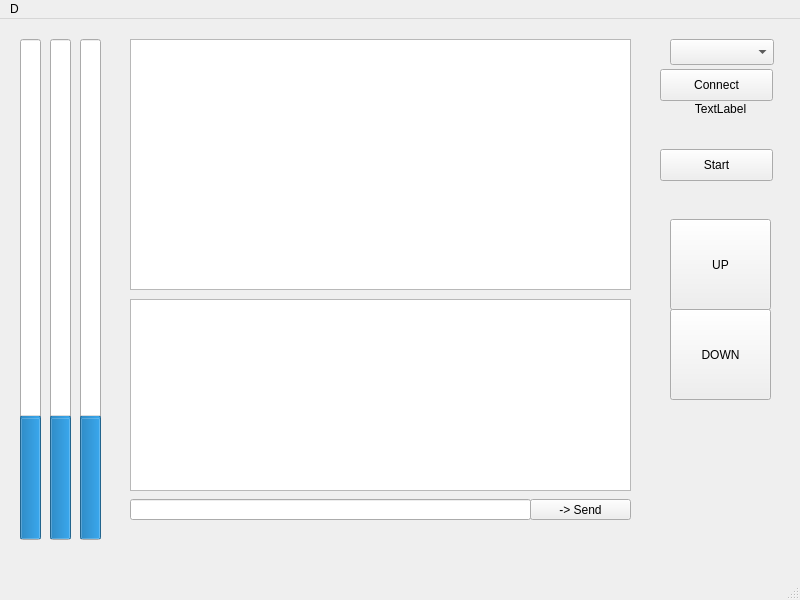
Before: the Qt Designer form src/ui/main.ui in OndrejPistora/thymos-loader, drawn with Qt 5.
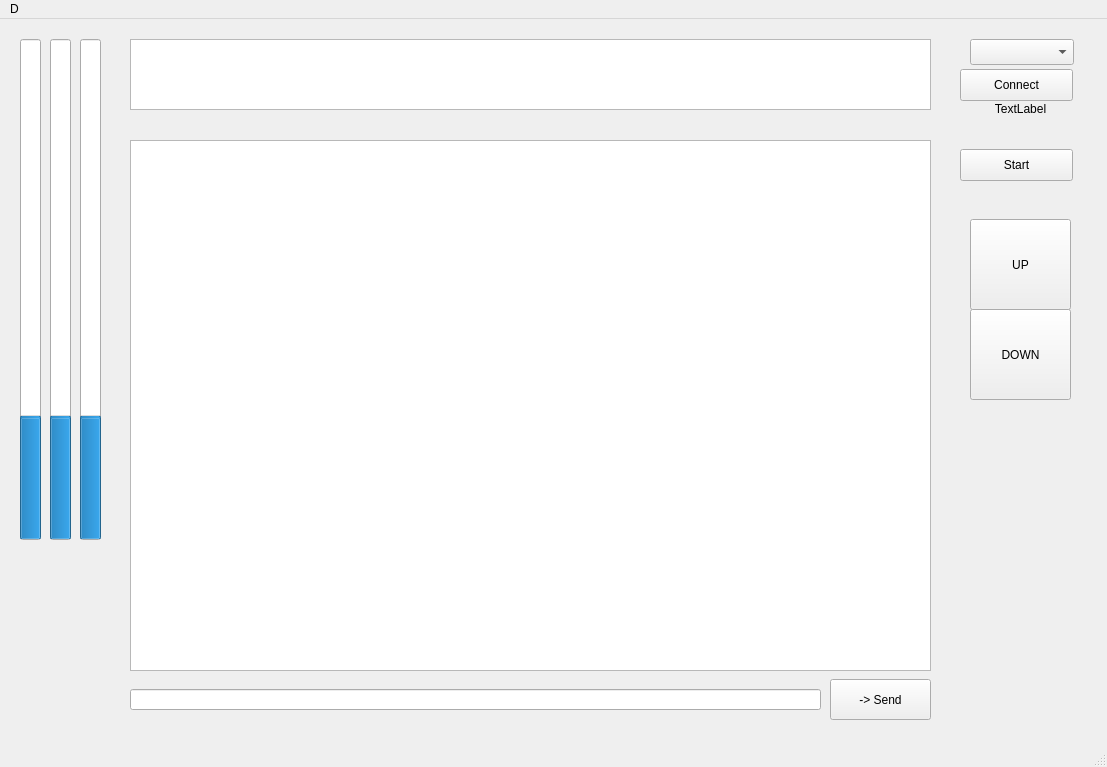
After: the same form once the commit is applied. Custom widgets are drawn as their Qt base class.

```diff
--- a/src/ui/main.ui
+++ b/src/ui/main.ui
@@ -6,8 +6,8 @@
    <rect>
     <x>0</x>
     <y>0</y>
-    <width>800</width>
-    <height>600</height>
+    <width>1107</width>
+    <height>767</height>
    </rect>
   </property>
   <property name="windowTitle">
@@ -19,15 +19,15 @@
      <rect>
       <x>130</x>
       <y>20</y>
-      <width>501</width>
-      <height>251</height>
+      <width>801</width>
+      <height>71</height>
      </rect>
     </property>
    </widget>
    <widget class="QPushButton" name="startButton">
     <property name="geometry">
      <rect>
-      <x>660</x>
+      <x>960</x>
       <y>130</y>
       <width>113</width>
       <height>32</height>
@@ -40,7 +40,7 @@
    <widget class="QPushButton" name="connectButton">
     <property name="geometry">
      <rect>
-      <x>660</x>
+      <x>960</x>
       <y>50</y>
       <width>113</width>
       <height>32</height>
@@ -53,7 +53,7 @@
    <widget class="QLabel" name="labelConnection">
     <property name="geometry">
      <rect>
-      <x>670</x>
+      <x>970</x>
       <y>80</y>
       <width>101</width>
       <height>20</height>
@@ -117,7 +117,7 @@
    <widget class="QPushButton" name="upButton">
     <property name="geometry">
      <rect>
-      <x>670</x>
+      <x>970</x>
       <y>200</y>
       <width>101</width>
       <height>91</height>
@@ -130,7 +130,7 @@
    <widget class="QPushButton" name="downButton">
     <property name="geometry">
      <rect>
-      <x>670</x>
+      <x>970</x>
       <y>290</y>
       <width>101</width>
       <height>91</height>
@@ -143,7 +143,7 @@
    <widget class="QComboBox" name="serialPortComboBox">
     <property name="geometry">
      <rect>
-      <x>670</x>
+      <x>970</x>
       <y>20</y>
       <width>104</width>
       <height>26</height>
@@ -154,9 +154,9 @@
     <property name="geometry">
      <rect>
       <x>130</x>
-      <y>280</y>
-      <width>501</width>
-      <height>192</height>
+      <y>121</y>
+      <width>801</width>
+      <height>531</height>
      </rect>
     </property>
    </widget>
@@ -164,8 +164,8 @@
     <property name="geometry">
      <rect>
       <x>130</x>
-      <y>480</y>
-      <width>401</width>
+      <y>670</y>
+      <width>691</width>
       <height>21</height>
      </rect>
     </property>
@@ -173,10 +173,10 @@
    <widget class="QPushButton" name="buttonSend">
     <property name="geometry">
      <rect>
-      <x>530</x>
-      <y>480</y>
+      <x>830</x>
+      <y>660</y>
       <width>101</width>
-      <height>21</height>
+      <height>41</height>
      </rect>
     </property>
     <property name="text">
@@ -189,7 +189,7 @@
     <rect>
      <x>0</x>
      <y>0</y>
-     <width>800</width>
+     <width>1107</width>
      <height>24</height>
     </rect>
    </property>
```
